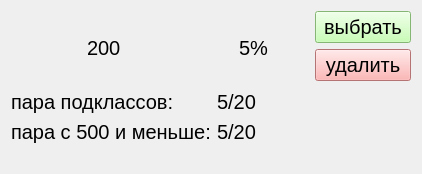
This is Overwatch 2 Ballancer/BallancerSlot.ui in LeeDoor/overwactch-ballancer as Qt 5 draws it before an edit. The edited form follows.
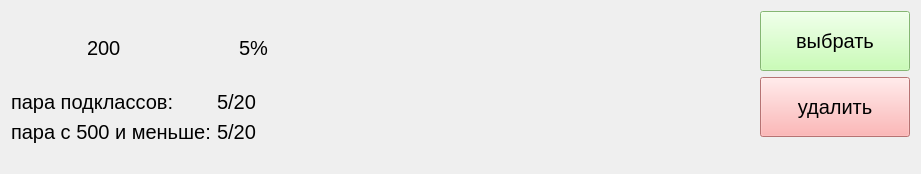
This is the edited form.

```diff
--- a/Overwatch 2 Ballancer/BallancerSlot.ui
+++ b/Overwatch 2 Ballancer/BallancerSlot.ui
@@ -6,7 +6,7 @@
    <rect>
     <x>0</x>
     <y>0</y>
-    <width>422</width>
+    <width>921</width>
     <height>174</height>
    </rect>
   </property>
@@ -151,10 +151,29 @@
      </item>
     </layout>
    </item>
+   <item>
+    <spacer name="horizontalSpacer">
+     <property name="orientation">
+      <enum>Qt::Horizontal</enum>
+     </property>
+     <property name="sizeHint" stdset="0">
+      <size>
+       <width>40</width>
+       <height>20</height>
+      </size>
+     </property>
+    </spacer>
+   </item>
    <item>
     <layout class="QVBoxLayout" name="verticalLayout">
      <item>
       <widget class="QPushButton" name="pushButton_2">
+       <property name="minimumSize">
+        <size>
+         <width>150</width>
+         <height>60</height>
+        </size>
+       </property>
        <property name="font">
         <font>
          <pointsize>15</pointsize>
@@ -170,6 +189,12 @@
      </item>
      <item>
       <widget class="QPushButton" name="pushButton">
+       <property name="minimumSize">
+        <size>
+         <width>150</width>
+         <height>60</height>
+        </size>
+       </property>
        <property name="font">
         <font>
          <pointsize>15</pointsize>
```
Left out of the diff: 2 changed lines with no effect on the pictures.
